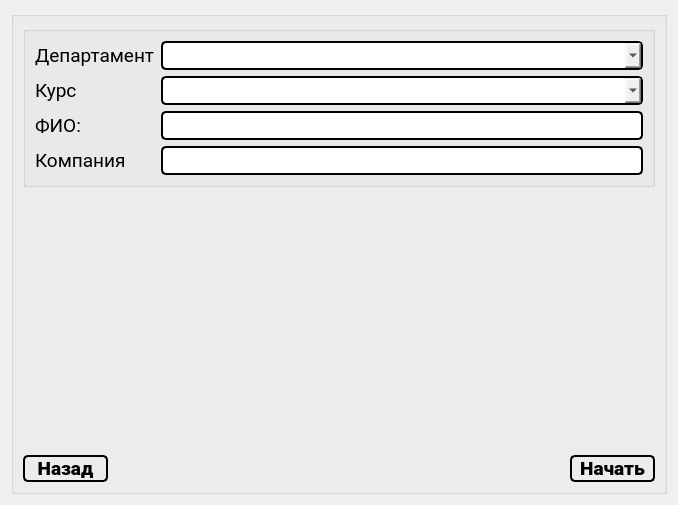
The window that studentwindow.ui (Rayzedan/SystemControlStudent) describes before a commit, drawn with Qt 5.
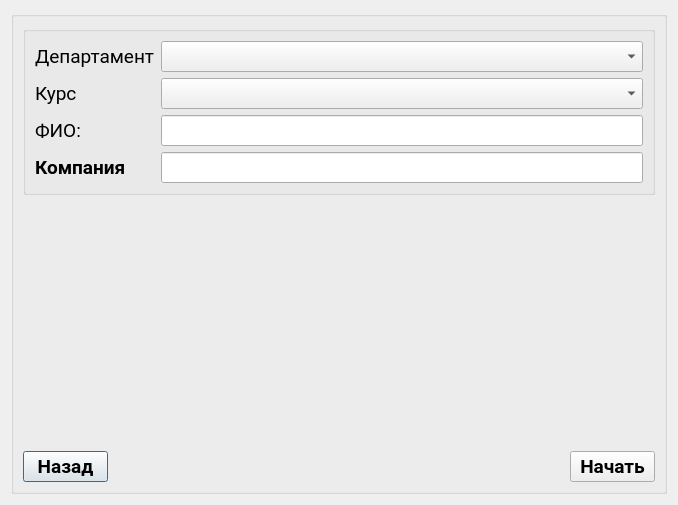
The same window after the commit.

Commit message: Убрал дизайн

```diff
--- a/studentwindow.ui
+++ b/studentwindow.ui
@@ -27,22 +27,6 @@
   <property name="windowTitle">
    <string/>
   </property>
-  <property name="styleSheet">
-   <string notr="true">QMainWindow {
-background: white;
-}
-QPushButton , QLineEdit,QComboBox{
-  color: white;
-  font-weight: 700;
-text-decoration: none;
-  color: black;
-  outline: none;
-  border: 2px solid;
-  border-radius: 5px;
-} 
-QPushButton:hover { background: gray }
-QPushButton:pressed { background: white; }</string>
-  </property>
   <layout class="QVBoxLayout" name="verticalLayout_7">
    <item>
     <widget class="QGroupBox" name="groupBox_2">
```
The commit also changes 3 other files.
